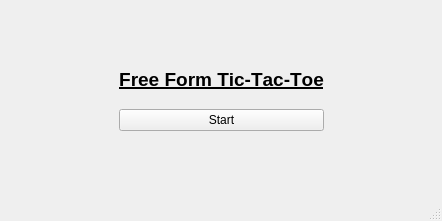
Above: startscreenwindow.ui from vozellad/Free-Form_Tic-Tac-Toe before the change. Below: the same form after it.
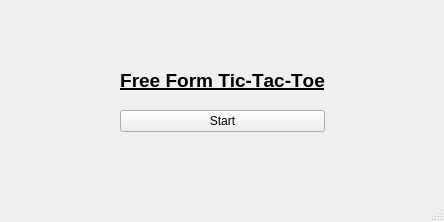
That is the form after the change.

The edit to the form file:
```diff
--- a/startscreenwindow.ui
+++ b/startscreenwindow.ui
@@ -6,8 +6,8 @@
    <rect>
     <x>0</x>
     <y>0</y>
-    <width>442</width>
-    <height>221</height>
+    <width>444</width>
+    <height>222</height>
    </rect>
   </property>
   <property name="sizePolicy">
```
Left out of the diff: 6 changed lines with no effect on the pictures.
